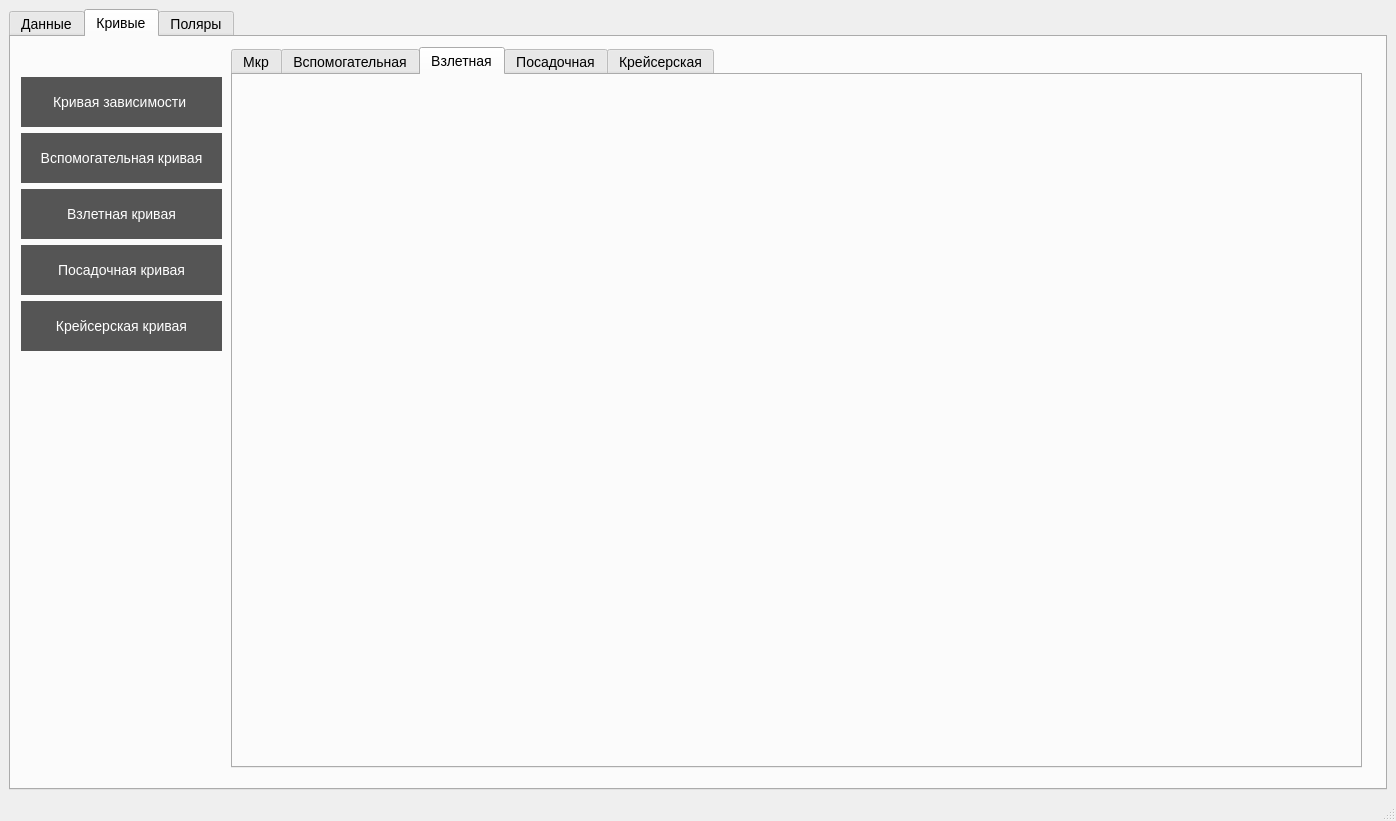
Old version of the form UI.ui in the repository alinlpkv/LapikovaDiplom.
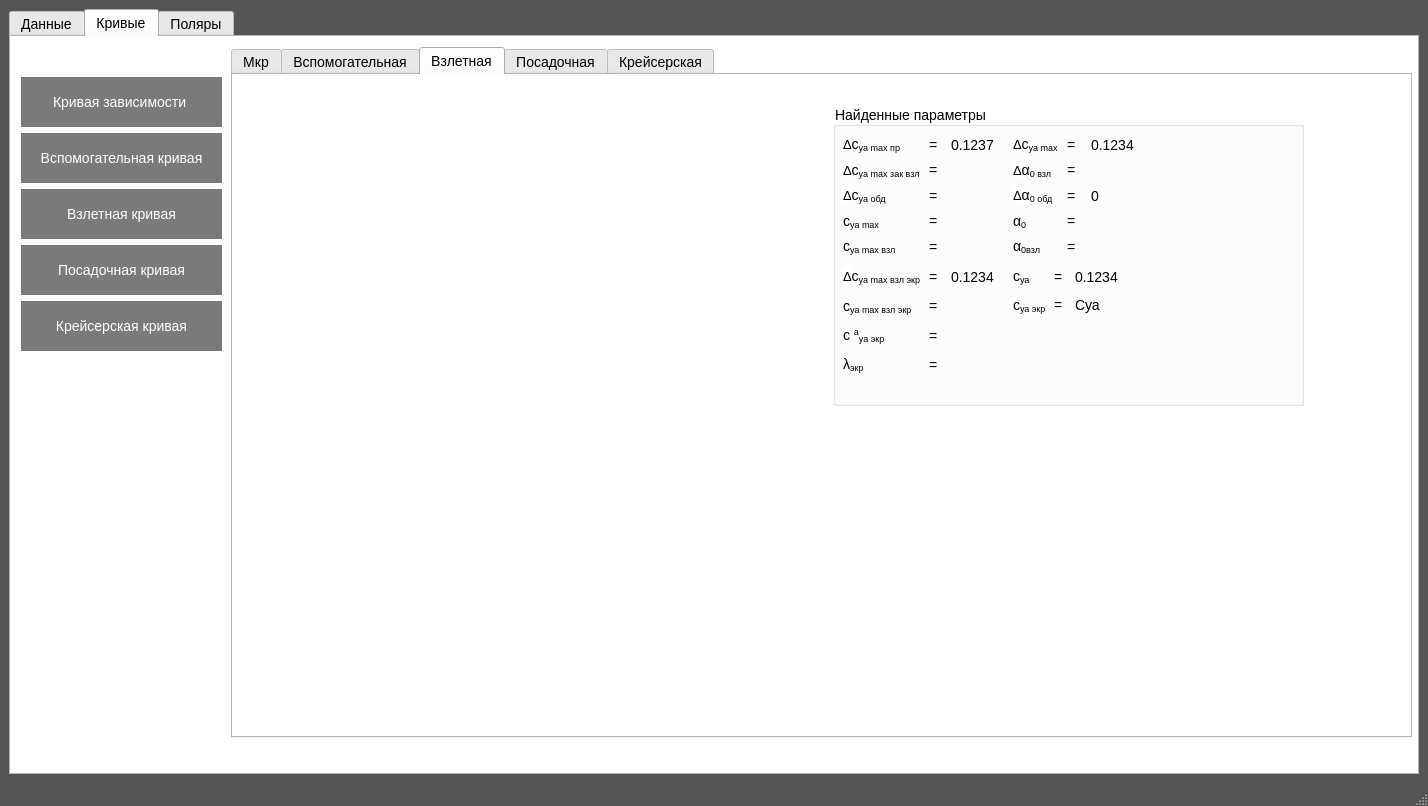
New version of the form. The open tabs and pages were chosen to show the change. Icons and pictures are not drawn.

Patch:
```diff
--- a/UI.ui
+++ b/UI.ui
@@ -6,8 +6,8 @@
    <rect>
     <x>0</x>
     <y>0</y>
-    <width>1396</width>
-    <height>821</height>
+    <width>1428</width>
+    <height>806</height>
    </rect>
   </property>
   <property name="minimumSize">
@@ -22,13 +22,24 @@
   <property name="styleSheet">
    <string notr="true">* {
 font-size:14px;
-}</string>
+}
+
+QMainWindow{
+background:#555555;
+color: #555555;
+}
+
+
+QTabWidget{
+background: white;
+}
+</string>
   </property>
   <property name="documentMode">
    <bool>false</bool>
   </property>
   <widget class="QWidget" name="centralwidget">
-   <layout class="QVBoxLayout" name="verticalLayout">
+   <layout class="QHBoxLayout" name="horizontalLayout">
     <item>
      <widget class="QTabWidget" name="tabData">
       <property name="styleSheet">
@@ -2569,6 +2580,9 @@
        </widget>
       </widget>
       <widget class="QWidget" name="tab_2">
+       <property name="enabled">
+        <bool>true</bool>
+       </property>
        <attribute name="title">
         <string>Кривые</string>
        </attribute>
@@ -2584,6 +2598,9 @@
         <layout class="QVBoxLayout" name="verticalLayout_15">
          <item>
           <widget class="QPushButton" name="buMkr">
+           <property name="enabled">
+            <bool>false</bool>
+           </property>
            <property name="maximumSize">
             <size>
              <width>16777215</width>
@@ -2591,9 +2608,10 @@
             </size>
            </property>
            <property name="styleSheet">
-            <string notr="true">QPushButton {
-height: 30px
-}</string>
+            <string notr="true">
+height: 30px;
+
+background-color: rgb(122, 122, 122);</string>
            </property>
            <property name="text">
             <string>Кривая зависимости </string>
@@ -2602,9 +2620,16 @@
          </item>
          <item>
           <widget class="QPushButton" name="buHelp">
+           <property name="enabled">
+            <bool>false</bool>
+           </property>
+           <property name="cursor">
+            <cursorShape>PointingHandCursor</cursorShape>
+           </property>
            <property name="styleSheet">
             <string notr="true">QPushButton {
-height: 30px
+height: 30px;
+background-color: rgb(122, 122, 122);
 }</string>
            </property>
            <property name="text">
@@ -2614,9 +2639,16 @@
          </item>
          <item>
           <widget class="QPushButton" name="buUp">
+           <property name="enabled">
+            <bool>false</bool>
+           </property>
+           <property name="cursor">
+            <cursorShape>PointingHandCursor</cursorShape>
+           </property>
            <property name="styleSheet">
             <string notr="true">QPushButton {
-height: 30px
+height: 30px;
+background-color: rgb(122, 122, 122);
 }</string>
            </property>
            <property name="text">
@@ -2626,9 +2658,16 @@
          </item>
          <item>
           <widget class="QPushButton" name="buDown">
+           <property name="enabled">
+            <bool>false</bool>
+           </property>
+           <property name="cursor">
+            <cursorShape>PointingHandCursor</cursorShape>
+           </property>
            <property name="styleSheet">
             <string notr="true">QPushButton {
-height: 30px
+height: 30px;
+background-color: rgb(122, 122, 122);
 }</string>
            </property>
            <property name="text">
@@ -2638,9 +2677,16 @@
          </item>
          <item>
           <widget class="QPushButton" name="buCre">
+           <property name="enabled">
+            <bool>false</bool>
+           </property>
+           <property name="cursor">
+            <cursorShape>PointingHandCursor</cursorShape>
+           </property>
            <property name="styleSheet">
             <string notr="true">QPushButton {
-height: 30px
+height: 30px;
+background-color: rgb(122, 122, 122);
 }</string>
            </property>
            <property name="text">
@@ -2655,8 +2701,8 @@
          <rect>
           <x>220</x>
           <y>10</y>
-          <width>1131</width>
-          <height>721</height>
+          <width>1181</width>
+          <height>691</height>
          </rect>
         </property>
         <property name="currentIndex">
@@ -2734,12 +2780,445 @@
           <property name="geometry">
            <rect>
             <x>20</x>
-            <y>20</y>
+            <y>10</y>
             <width>571</width>
             <height>321</height>
            </rect>
           </property>
          </widget>
+         <widget class="QGroupBox" name="groupBox_16">
+          <property name="geometry">
+           <rect>
+            <x>600</x>
+            <y>30</y>
+            <width>471</width>
+            <height>301</height>
+           </rect>
+          </property>
+          <property name="title">
+           <string>Найденные параметры</string>
+          </property>
+          <widget class="QWidget" name="gridLayoutWidget_4">
+           <property name="geometry">
+            <rect>
+             <x>10</x>
+             <y>30</y>
+             <width>151</width>
+             <height>121</height>
+            </rect>
+           </property>
+           <layout class="QGridLayout" name="gridLayout_17">
+            <item row="1" column="0">
+             <widget class="QLabel" name="label_237">
+              <property name="toolTip">
+               <string>Приращение коэффициента подъемной силы с выпущенными закрылками</string>
+              </property>
+              <property name="text">
+               <string>&lt;html&gt;&lt;head/&gt;&lt;body&gt;&lt;p&gt;&lt;span style=&quot; font-family:'-apple-system,BlinkMacSystemFont,Roboto,Helvetica Neue,Geneva,Noto Sans Armenian,Noto Sans Bengali,Noto Sans Cherokee,Noto Sans Devanagari,Noto Sans Ethiopic,Noto Sans Georgian,Noto Sans Hebrew,Noto Sans Kannada,Noto Sans Khmer,Noto Sans Lao,Noto Sans Osmanya,Noto Sans Tamil,Noto Sans Telugu,Noto Sans Thai,sans-serif,arial,Tahoma,verdana'; font-size:13px; color:#000000; background-color:#ffffff;&quot;&gt;Δ&lt;/span&gt;с&lt;span style=&quot; vertical-align:sub;&quot;&gt;ya max зак взл &lt;/span&gt;&lt;/p&gt;&lt;/body&gt;&lt;/html&gt;</string>
+              </property>
+             </widget>
+            </item>
+            <item row="2" column="0">
+             <widget class="QLabel" name="label_239">
+              <property name="toolTip">
+               <string>Приращение коэффициента подъемной силы за счет обдувки крыла винтами</string>
+              </property>
+              <property name="text">
+               <string>&lt;html&gt;&lt;head/&gt;&lt;body&gt;&lt;p&gt;&lt;span style=&quot; font-family:'-apple-system,BlinkMacSystemFont,Roboto,Helvetica Neue,Geneva,Noto Sans Armenian,Noto Sans Bengali,Noto Sans Cherokee,Noto Sans Devanagari,Noto Sans Ethiopic,Noto Sans Georgian,Noto Sans Hebrew,Noto Sans Kannada,Noto Sans Khmer,Noto Sans Lao,Noto Sans Osmanya,Noto Sans Tamil,Noto Sans Telugu,Noto Sans Thai,sans-serif,arial,Tahoma,verdana'; font-size:13px; color:#000000; background-color:#ffffff;&quot;&gt;Δ&lt;/span&gt;с&lt;span style=&quot; vertical-align:sub;&quot;&gt;ya обд &lt;/span&gt;&lt;/p&gt;&lt;/body&gt;&lt;/html&gt;</string>
+              </property>
+             </widget>
+            </item>
+            <item row="0" column="2">
+             <widget class="QLabel" name="la_dCyamaxpr_Up">
+              <property name="text">
+               <string>0.1237</string>
+              </property>
+             </widget>
+            </item>
+            <item row="0" column="0">
+             <widget class="QLabel" name="label_235">
+              <property name="toolTip">
+               <string>Приращение коэффициента подъемной силы от выпуска предкрылков</string>
+              </property>
+              <property name="text">
+               <string>&lt;html&gt;&lt;head/&gt;&lt;body&gt;&lt;p&gt;&lt;span style=&quot; font-family:'-apple-system,BlinkMacSystemFont,Roboto,Helvetica Neue,Geneva,Noto Sans Armenian,Noto Sans Bengali,Noto Sans Cherokee,Noto Sans Devanagari,Noto Sans Ethiopic,Noto Sans Georgian,Noto Sans Hebrew,Noto Sans Kannada,Noto Sans Khmer,Noto Sans Lao,Noto Sans Osmanya,Noto Sans Tamil,Noto Sans Telugu,Noto Sans Thai,sans-serif,arial,Tahoma,verdana'; font-size:13px; color:#000000; background-color:#ffffff;&quot;&gt;Δ&lt;/span&gt;с&lt;span style=&quot; vertical-align:sub;&quot;&gt;ya max пр &lt;/span&gt;&lt;/p&gt;&lt;/body&gt;&lt;/html&gt;</string>
+              </property>
+             </widget>
+            </item>
+            <item row="4" column="2">
+             <widget class="QLabel" name="la_Cyamaxvzl_Up">
+              <property name="text">
+               <string/>
+              </property>
+             </widget>
+            </item>
+            <item row="1" column="2">
+             <widget class="QLabel" name="la_dCyamaxzakvzl_Up">
+              <property name="text">
+               <string/>
+              </property>
+             </widget>
+            </item>
+            <item row="3" column="2">
+             <widget class="QLabel" name="la_Cyamax_Up">
+              <property name="text">
+               <string/>
+              </property>
+             </widget>
+            </item>
+            <item row="2" column="2">
+             <widget class="QLabel" name="la_dCyaobd_Up">
+              <property name="text">
+               <string/>
+              </property>
+             </widget>
+            </item>
+            <item row="4" column="0">
+             <widget class="QLabel" name="label_236">
+              <property name="toolTip">
+               <string>&lt;html&gt;&lt;head/&gt;&lt;body&gt;&lt;p&gt;Максимальный коэффициент подъемной силы при взлете без учета влияния экрана земли&lt;/p&gt;&lt;/body&gt;&lt;/html&gt;</string>
+              </property>
+              <property name="text">
+               <string>&lt;html&gt;&lt;head/&gt;&lt;body&gt;&lt;p&gt;с&lt;span style=&quot; vertical-align:sub;&quot;&gt;уа max взл &lt;/span&gt;&lt;/p&gt;&lt;/body&gt;&lt;/html&gt;</string>
+              </property>
+             </widget>
+            </item>
+            <item row="3" column="0">
+             <widget class="QLabel" name="label_244">
+              <property name="toolTip">
+               <string>число Рейнольдса</string>
+              </property>
+              <property name="text">
+               <string>&lt;html&gt;&lt;head/&gt;&lt;body&gt;&lt;p&gt;с&lt;span style=&quot; vertical-align:sub;&quot;&gt;ya max &lt;/span&gt;&lt;/p&gt;&lt;/body&gt;&lt;/html&gt;</string>
+              </property>
+             </widget>
+            </item>
+            <item row="0" column="1">
+             <widget class="QLabel" name="label_369">
+              <property name="text">
+               <string>=</string>
+              </property>
+             </widget>
+            </item>
+            <item row="2" column="1">
+             <widget class="QLabel" name="label_371">
+              <property name="text">
+               <string>=</string>
+              </property>
+             </widget>
+            </item>
+            <item row="1" column="1">
+             <widget class="QLabel" name="label_370">
+              <property name="text">
+               <string>=</string>
+              </property>
+             </widget>
+            </item>
+            <item row="3" column="1">
+             <widget class="QLabel" name="label_372">
+              <property name="text">
+               <string>=</string>
+              </property>
+             </widget>
+            </item>
+            <item row="4" column="1">
+             <widget class="QLabel" name="label_373">
+              <property name="text">
+               <string>=</string>
+              </property>
+             </widget>
+            </item>
+           </layout>
+          </widget>
+          <widget class="QWidget" name="gridLayoutWidget_5">
+           <property name="geometry">
+            <rect>
+             <x>180</x>
+             <y>30</y>
+             <width>121</width>
+             <height>121</height>
+            </rect>
+           </property>
+           <layout class="QGridLayout" name="gridLayout_18">
+            <item row="3" column="2">
+             <widget class="QLabel" name="la_a0_Up">
+              <property name="text">
+               <string/>
+              </property>
+             </widget>
+            </item>
+            <item row="0" column="2">
+             <widget class="QLabel" name="la_dCyamax_Up">
+              <property name="text">
+               <string>0.1234</string>
+              </property>
+             </widget>
+            </item>
+            <item row="0" column="0">
+             <widget class="QLabel" name="label_245">
+              <property name="toolTip">
+               <string>&lt;html&gt;&lt;head/&gt;&lt;body&gt;&lt;p&gt;Зависит от типа механизации крыла&lt;/p&gt;&lt;/body&gt;&lt;/html&gt;</string>
+              </property>
+              <property name="text">
+               <string>&lt;html&gt;&lt;head/&gt;&lt;body&gt;&lt;p&gt;&lt;span style=&quot; font-family:'-apple-system,BlinkMacSystemFont,Roboto,Helvetica Neue,Geneva,Noto Sans Armenian,Noto Sans Bengali,Noto Sans Cherokee,Noto Sans Devanagari,Noto Sans Ethiopic,Noto Sans Georgian,Noto Sans Hebrew,Noto Sans Kannada,Noto Sans Khmer,Noto Sans Lao,Noto Sans Osmanya,Noto Sans Tamil,Noto Sans Telugu,Noto Sans Thai,sans-serif,arial,Tahoma,verdana'; font-size:13px; color:#000000; background-color:#ffffff;&quot;&gt;Δ&lt;/span&gt;с&lt;span style=&quot; vertical-align:sub;&quot;&gt;уа max &lt;/span&gt;&lt;/p&gt;&lt;/body&gt;&lt;/html&gt;</string>
+              </property>
+             </widget>
+            </item>
+            <item row="2" column="2">
+             <widget class="QLabel" name="la_da0obd_Up">
+              <property name="text">
+               <string>0</string>
+              </property>
+             </widget>
+            </item>
+            <item row="1" column="2">
+             <widget class="QLabel" name="la_da0vzl_Up">
+              <property name="text">
+               <string/>
+              </property>
+             </widget>
+            </item>
+            <item row="2" column="0">
+             <widget class="QLabel" name="la111_2">
+              <property name="toolTip">
+               <string>Минимальная скорость горизонтального полета</string>
+              </property>
+              <property name="text">
+               <string>&lt;html&gt;&lt;head/&gt;&lt;body&gt;&lt;p&gt;&lt;span style=&quot; font-family:'-apple-system,BlinkMacSystemFont,Roboto,Helvetica Neue,Geneva,Noto Sans Armenian,Noto Sans Bengali,Noto Sans Cherokee,Noto Sans Devanagari,Noto Sans Ethiopic,Noto Sans Georgian,Noto Sans Hebrew,Noto Sans Kannada,Noto Sans Khmer,Noto Sans Lao,Noto Sans Osmanya,Noto Sans Tamil,Noto Sans Telugu,Noto Sans Thai,sans-serif,arial,Tahoma,verdana'; font-size:13px; color:#000000; background-color:#ffffff;&quot;&gt;Δ&lt;/span&gt;&lt;span style=&quot; font-family:'Times New Roman'; font-size:medium; color:#000000;&quot;&gt;α&lt;/span&gt;&lt;span style=&quot; font-family:'Times New Roman'; font-size:medium; color:#000000; vertical-align:sub;&quot;&gt;0 &lt;/span&gt;&lt;span style=&quot; vertical-align:sub;&quot;&gt;обд&lt;/span&gt;&lt;/p&gt;&lt;/body&gt;&lt;/html&gt;</string>
+              </property>
+             </widget>
+            </item>
+            <item row="1" column="0">
+             <widget class="QLabel" name="label_243">
+              <property name="toolTip">
+               <string>&lt;html&gt;&lt;head/&gt;&lt;body&gt;&lt;p&gt;Приращения угла атаки нулевой подъемной силы при взлете&lt;/p&gt;&lt;/body&gt;&lt;/html&gt;</string>
+              </property>
+              <property name="text">
+               <string>&lt;html&gt;&lt;head/&gt;&lt;body&gt;&lt;p&gt;&lt;span style=&quot; font-family:'-apple-system,BlinkMacSystemFont,Roboto,Helvetica Neue,Geneva,Noto Sans Armenian,Noto Sans Bengali,Noto Sans Cherokee,Noto Sans Devanagari,Noto Sans Ethiopic,Noto Sans Georgian,Noto Sans Hebrew,Noto Sans Kannada,Noto Sans Khmer,Noto Sans Lao,Noto Sans Osmanya,Noto Sans Tamil,Noto Sans Telugu,Noto Sans Thai,sans-serif,arial,Tahoma,verdana'; font-size:13px; color:#000000; background-color:#ffffff;&quot;&gt;Δ&lt;/span&gt;&lt;span style=&quot; font-family:'Times New Roman'; font-size:medium; color:#000000;&quot;&gt;α&lt;/span&gt;&lt;span style=&quot; font-family:'Times New Roman'; font-size:medium; color:#000000; vertical-align:sub;&quot;&gt;0 &lt;/span&gt;&lt;span style=&quot; vertical-align:sub;&quot;&gt;взл &lt;/span&gt;&lt;/p&gt;&lt;/body&gt;&lt;/html&gt;</string>
+              </property>
+             </widget>
+            </item>
+            <item row="3" column="0">
+             <widget class="QLabel" name="label_246">
+              <property name="text">
+               <string>&lt;html&gt;&lt;head/&gt;&lt;body&gt;&lt;p&gt;α&lt;span style=&quot; vertical-align:sub;&quot;&gt;0 &lt;/span&gt;&lt;/p&gt;&lt;/body&gt;&lt;/html&gt;</string>
+              </property>
+             </widget>
+            </item>
+            <item row="4" column="0">
+             <widget class="QLabel" name="label_252">
+              <property name="text">
+               <string>&lt;html&gt;&lt;head/&gt;&lt;body&gt;&lt;p&gt;α&lt;span style=&quot; vertical-align:sub;&quot;&gt;0взл &lt;/span&gt;&lt;/p&gt;&lt;/body&gt;&lt;/html&gt;</string>
+              </property>
+             </widget>
+            </item>
+            <item row="4" column="2">
+             <widget class="QLabel" name="la_a0vzl_Up">
+              <property name="text">
+               <string/>
+              </property>
+             </widget>
+            </item>
+            <item row="0" column="1">
+             <widget class="QLabel" name="label_374">
+              <property name="text">
+               <string>=</string>
+              </property>
+             </widget>
+            </item>
+            <item row="1" column="1">
+             <widget class="QLabel" name="label_375">
+              <property name="text">
+               <string>=</string>
+              </property>
+             </widget>
+            </item>
+            <item row="2" column="1">
+             <widget class="QLabel" name="label_376">
+              <property name="text">
+               <string>=</string>
+              </property>
+             </widget>
+            </item>
+            <item row="3" column="1">
+             <widget class="QLabel" name="label_377">
+              <property name="text">
+               <string>=</string>
+              </property>
+             </widget>
+            </item>
+            <item row="4" column="1">
+             <widget class="QLabel" name="label_378">
+              <property name="text">
+               <string>=</string>
+              </property>
+             </widget>
+            </item>
+           </layout>
+          </widget>
+          <widget class="QWidget" name="gridLayoutWidget_6">
+           <property name="geometry">
+            <rect>
+             <x>10</x>
+             <y>160</y>
+             <width>151</width>
+             <height>111</height>
+            </rect>
+           </property>
+           <layout class="QGridLayout" name="gridLayout_19">
+            <item row="0" column="2">
+             <widget class="QLabel" name="la_dCyamaxvzl_scrin_Up">
+              <property name="text">
+               <string>0.1234</string>
+              </property>
+             </widget>
+            </item>
+            <item row="2" column="0">
+             <widget class="QLabel" name="label_249">
+              <property name="toolTip">
+               <string>Приращение коэффициента подъемной силы за счет обдувки крыла винтами</string>
+              </property>
+              <property name="text">
+               <string>&lt;html&gt;&lt;head/&gt;&lt;body&gt;&lt;p&gt;с &lt;span style=&quot; vertical-align:super;&quot;&gt;а&lt;/span&gt;&lt;span style=&quot; vertical-align:sub;&quot;&gt;ya экр &lt;/span&gt;&lt;/p&gt;&lt;/body&gt;&lt;/html&gt;</string>
+              </property>
+             </widget>
+            </item>
+            <item row="1" column="0">
+             <widget class="QLabel" name="label_247">
+              <property name="toolTip">
+               <string>Приращение коэффициента подъемной силы с выпущенными закрылками</string>
+              </property>
+              <property name="text">
+               <string>&lt;html&gt;&lt;head/&gt;&lt;body&gt;&lt;p&gt;с&lt;span style=&quot; vertical-align:sub;&quot;&gt;ya max взл экр &lt;/span&gt;&lt;/p&gt;&lt;/body&gt;&lt;/html&gt;</string>
+              </property>
+             </widget>
+            </item>
+            <item row="0" column="0">
+             <widget class="QLabel" name="label_248">
+              <property name="toolTip">
+               <string>Приращение коэффициента подъемной силы от выпуска предкрылков</string>
+              </property>
+              <property name="text">
+               <string>&lt;html&gt;&lt;head/&gt;&lt;body&gt;&lt;p&gt;&lt;span style=&quot; font-family:'-apple-system,BlinkMacSystemFont,Roboto,Helvetica Neue,Geneva,Noto Sans Armenian,Noto Sans Bengali,Noto Sans Cherokee,Noto Sans Devanagari,Noto Sans Ethiopic,Noto Sans Georgian,Noto Sans Hebrew,Noto Sans Kannada,Noto Sans Khmer,Noto Sans Lao,Noto Sans Osmanya,Noto Sans Tamil,Noto Sans Telugu,Noto Sans Thai,sans-serif,arial,Tahoma,verdana'; font-size:13px; color:#000000; background-color:#ffffff;&quot;&gt;Δ&lt;/span&gt;с&lt;span style=&quot; vertical-align:sub;&quot;&gt;ya max взл экр &lt;/span&gt;&lt;/p&gt;&lt;/body&gt;&lt;/html&gt;</string>
+              </property>
+             </widget>
+            </item>
+            <item row="2" column="2">
+             <widget class="QLabel" name="la_Caya_scrin_Up">
+              <property name="text">
+               <string/>
+              </property>
+             </widget>
+            </item>
+            <item row="3" column="0">
+             <widget class="QLabel" name="label_250">
+              <property name="toolTip">
+               <string>число Рейнольдса</string>
+              </property>
+              <property name="text">
+               <string>&lt;html&gt;&lt;head/&gt;&lt;body&gt;&lt;p&gt;λ&lt;span style=&quot; vertical-align:sub;&quot;&gt;экр &lt;/span&gt;&lt;/p&gt;&lt;/body&gt;&lt;/html&gt;</string>
+              </property>
+             </widget>
+            </item>
+            <item row="1" column="2">
+             <widget class="QLabel" name="la_Cyamaxvzl_scrin_Up">
+              <property name="text">
+               <string/>
+              </property>
+             </widget>
+            </item>
+            <item row="3" column="2">
+             <widget class="QLabel" name="la_lamda_scrin_Up">
+              <property name="text">
+               <string/>
+              </property>
+             </widget>
+            </item>
+            <item row="0" column="1">
+             <widget class="QLabel" name="label_379">
+              <property name="text">
+               <string>=</string>
+              </property>
+             </widget>
+            </item>
+            <item row="1" column="1">
+             <widget class="QLabel" name="label_380">
+              <property name="text">
+               <string>=</string>
+              </property>
+             </widget>
+            </item>
+            <item row="2" column="1">
+             <widget class="QLabel" name="label_381">
+              <property name="text">
+               <string>=</string>
+              </property>
+             </widget>
+            </item>
+            <item row="3" column="1">
+             <widget class="QLabel" name="label_382">
+              <property name="text">
+               <string>=</string>
+              </property>
+             </widget>
+            </item>
+           </layout>
+          </widget>
+          <widget class="QWidget" name="gridLayoutWidget_15">
+           <property name="geometry">
+            <rect>
+             <x>180</x>
+             <y>160</y>
+             <width>105</width>
+             <height>51</height>
+            </rect>
+           </property>
+           <layout class="QGridLayout" name="gridLayout_28">
+            <item row="1" column="0">
+             <widget class="QLabel" name="label_251">
+              <property name="text">
+               <string>&lt;html&gt;&lt;head/&gt;&lt;body&gt;&lt;p&gt;с&lt;span style=&quot; vertical-align:sub;&quot;&gt;уа экр &lt;/span&gt;&lt;/p&gt;&lt;/body&gt;&lt;/html&gt;</string>
+              </property>
+             </widget>
+            </item>
+            <item row="0" column="0">
+             <widget class="QLabel" name="label_238">
+              <property name="text">
+               <string>&lt;html&gt;&lt;head/&gt;&lt;body&gt;&lt;p&gt;с&lt;span style=&quot; vertical-align:sub;&quot;&gt;уа &lt;/span&gt;&lt;/p&gt;&lt;/body&gt;&lt;/html&gt;</string>
+              </property>
+             </widget>
+            </item>
+            <item row="0" column="2">
+             <widget class="QLabel" name="la_Cya_Up">
+              <property name="text">
+               <string>0.1234</string>
+              </property>
+             </widget>
+            </item>
+            <item row="1" column="2">
+             <widget class="QLabel" name="la_Cya_scrin_Up">
+              <property name="text">
+               <string>Суа</string>
+              </property>
+             </widget>
+            </item>
+            <item row="1" column="1">
+             <widget class="QLabel" name="label_384">
+              <property name="text">
+               <string>=</string>
+              </property>
+             </widget>
+            </item>
+            <item row="0" column="1">
+             <widget class="QLabel" name="label_383">
+              <property name="text">
+               <string>=</string>
+              </property>
+             </widget>
+            </item>
+           </layout>
+          </widget>
+         </widget>
         </widget>
         <widget class="QWidget" name="tabDown">
          <attribute name="title">
```
Left out of the diff: 1311 changed lines with no effect on the pictures.
